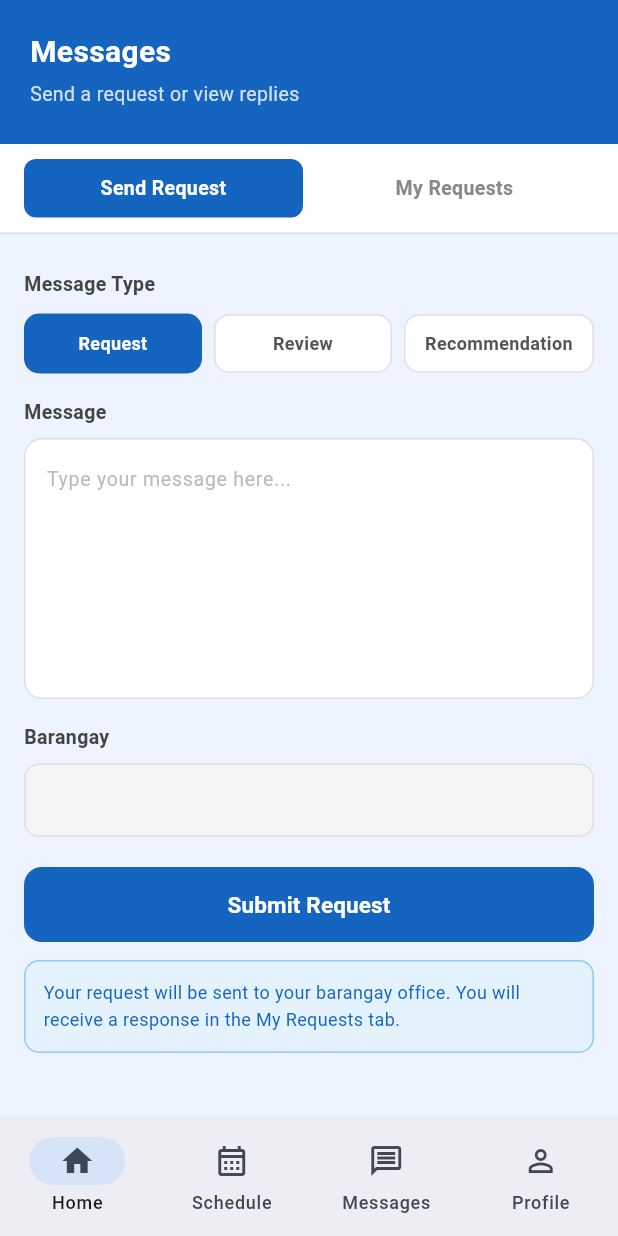
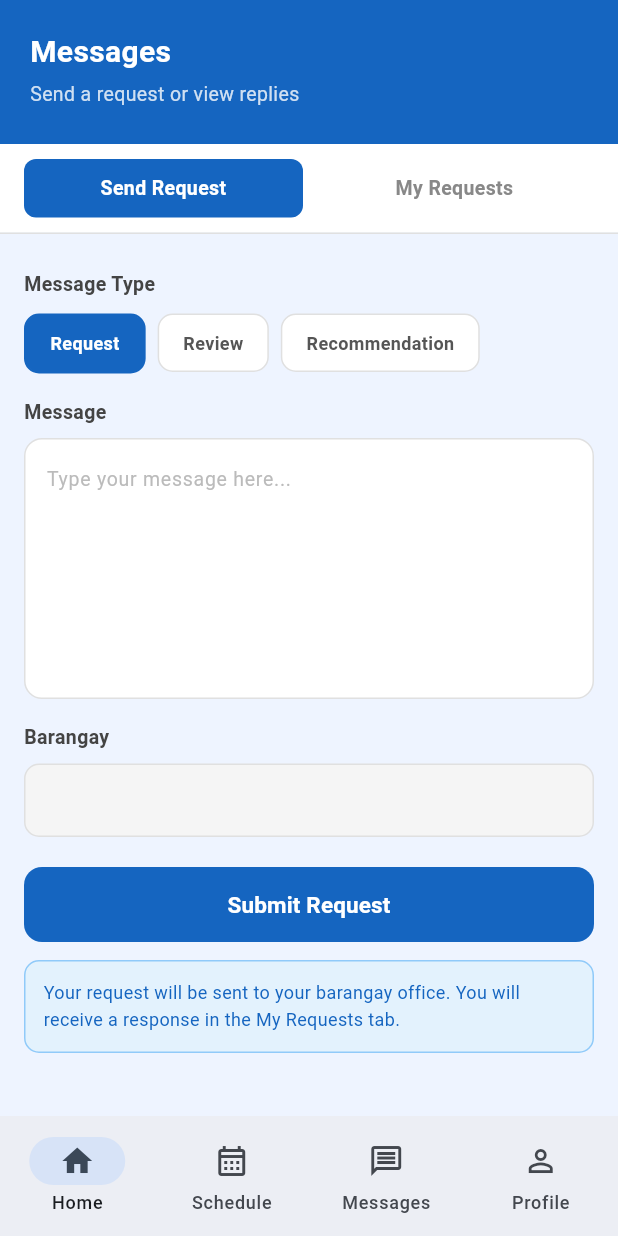
Before and after one commit to icenacream/barangay-waste-app, a Flutter app: the screen it shows once a user with an empty profile is signed in, swiped to page 3, on a phone screen of 412 x 824 dp. Run offline on Flutter 3.47's test engine with Material 3 defaults, Android fonts, the phone set to English and light mode, and no system bars; our stand-ins replace cloud_firestore, firebase_auth, firebase_core, go_router; accounts and stored records are empty; generated files the repository leaves out were written again.

Commit message:
fix: use Wrap for message type selector to prevent text overflow

```diff
--- a/lib/screens/resident/request_screen.dart
+++ b/lib/screens/resident/request_screen.dart
@@ -218,37 +218,29 @@ class _RequestScreenState extends State<RequestScreen> {
             ),
           ),
           const SizedBox(height: 10),
-          Row(
+          Wrap(
+            spacing: 8,
+            runSpacing: 8,
             children: _types.map((type) {
               final isSelected = _selectedType == type;
-              return Expanded(
-                child: GestureDetector(
+              return GestureDetector(
                 onTap: () => setState(() => _selectedType = type),
                 child: Container(
-                    margin: EdgeInsets.only(right: type != _types.last ? 8 : 0),
-                    padding: const EdgeInsets.symmetric(vertical: 10),
+                  padding: const EdgeInsets.symmetric(horizontal: 16, vertical: 10),
                   decoration: BoxDecoration(
-                      color: isSelected
-                          ? const Color(0xFF1565C0)
-                          : Colors.white,
+                    color: isSelected ? const Color(0xFF1565C0) : Colors.white,
                     borderRadius: BorderRadius.circular(10),
                     border: Border.all(
-                        color: isSelected
-                            ? const Color(0xFF1565C0)
-                            : const Color(0xFFE0E0E0),
+                      color: isSelected ? const Color(0xFF1565C0) : const Color(0xFFE0E0E0),
                       width: isSelected ? 1.5 : 1,
                     ),
                   ),
                   child: Text(
                     type,
-                      textAlign: TextAlign.center,
                     style: TextStyle(
                       fontSize: 12,
                       fontWeight: FontWeight.w600,
-                        color: isSelected
-                            ? Colors.white
-                            : const Color(0xFF555555),
-                      ),
+                      color: isSelected ? Colors.white : const Color(0xFF555555),
                     ),
                   ),
                 ),
```
Lines whose indentation alone changed are shown as unchanged.
